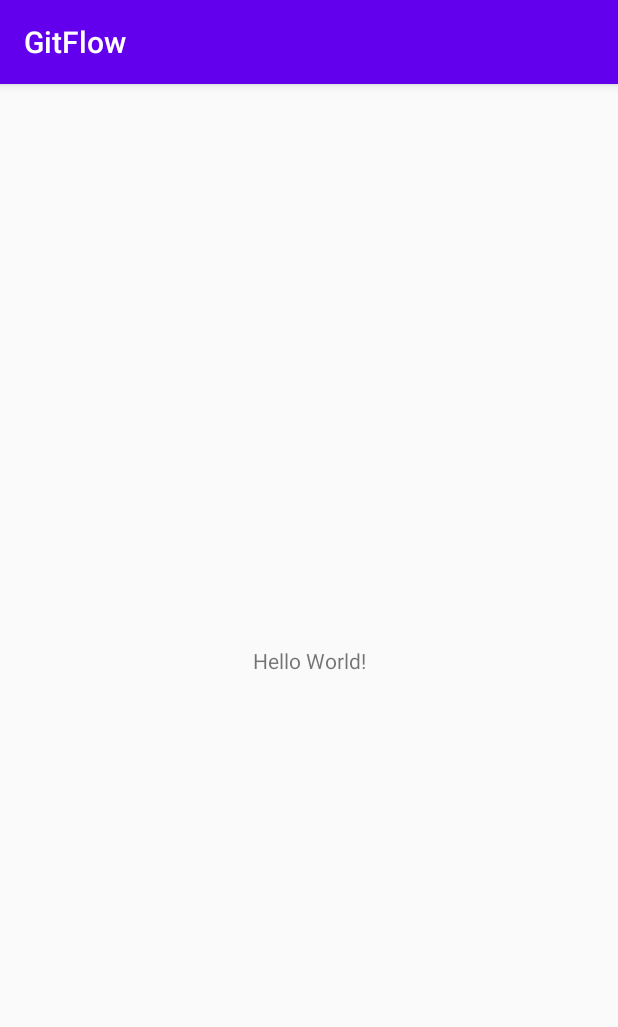
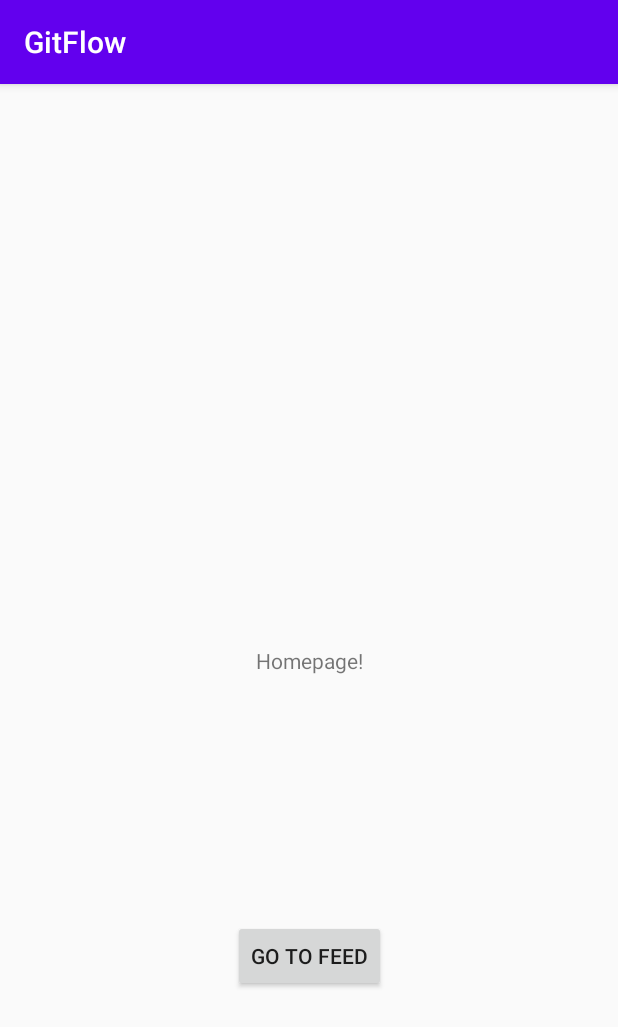
Before and after one commit to vishalecho/git-flow, an Android app: the screen it shows after launch (MainActivity), on a phone screen of 412 x 824 dp. Shown: the top 1027 px of the screen. Run offline under Robolectric (Android 15) with nearby library versions, the phone set to English and light mode, and no system bars.

Commit message:
home & feed feature release (#4)
* Feature/home (#2)

* Homepage created

* go to feed screen button added

* Feature/feed (#3)

* refactored home screen

* added feed screen

```diff
--- a/app/build.gradle
+++ b/app/build.gradle
@@ -30,6 +30,7 @@ dependencies {
     implementation 'androidx.core:core-ktx:1.3.0'
     implementation 'androidx.appcompat:appcompat:1.1.0'
     implementation 'androidx.constraintlayout:constraintlayout:1.1.3'
+    implementation 'androidx.legacy:legacy-support-v4:1.0.0'
     testImplementation 'junit:junit:4.12'
     androidTestImplementation 'androidx.test.ext:junit:1.1.1'
     androidTestImplementation 'androidx.test.espresso:espresso-core:3.2.0'
--- a/app/src/main/java/io/github/vishalecho/gitflow/MainActivity.kt
+++ b/app/src/main/java/io/github/vishalecho/gitflow/MainActivity.kt
@@ -1,11 +1,20 @@
 package io.github.vishalecho.gitflow
 
+import android.os.Bundle
 import androidx.appcompat.app.AppCompatActivity
-import android.os.Bundle
+import io.github.vishalecho.gitflow.feature.home.HomeFragment
+
 
 class MainActivity : AppCompatActivity() {
+
+    val homeFragment = HomeFragment.newInstance()
+
     override fun onCreate(savedInstanceState: Bundle?) {
         super.onCreate(savedInstanceState)
         setContentView(R.layout.activity_main)
+
+        supportFragmentManager.beginTransaction()
+            .replace(R.id.fragment_container, homeFragment)
+            .commitAllowingStateLoss()
     }
 }
--- /dev/null
+++ b/app/src/main/java/io/github/vishalecho/gitflow/feature/feed/FeedFragment.kt
@@ -0,0 +1,27 @@
+package io.github.vishalecho.gitflow.feature.feed
+
+import android.os.Bundle
+import androidx.fragment.app.Fragment
+import android.view.LayoutInflater
+import android.view.View
+import android.view.ViewGroup
+import io.github.vishalecho.gitflow.R
+
+class FeedFragment : Fragment() {
+
+    companion object {
+
+        fun newInstance(): FeedFragment {
+            return FeedFragment()
+        }
+    }
+
+    override fun onCreateView(
+        inflater: LayoutInflater, container: ViewGroup?,
+        savedInstanceState: Bundle?
+    ): View? {
+        // Inflate the layout for this fragment
+        return inflater.inflate(R.layout.fragment_feed, container, false)
+    }
+
+}
--- /dev/null
+++ b/app/src/main/java/io/github/vishalecho/gitflow/feature/home/HomeFragment.kt
@@ -0,0 +1,40 @@
+package io.github.vishalecho.gitflow.feature.home
+
+import android.os.Bundle
+import androidx.fragment.app.Fragment
+import android.view.LayoutInflater
+import android.view.View
+import android.view.ViewGroup
+import android.widget.Button
+import io.github.vishalecho.gitflow.R
+import io.github.vishalecho.gitflow.feature.feed.FeedFragment
+
+class HomeFragment : Fragment() {
+
+    lateinit var button: Button
+
+    private val feedFragment = FeedFragment.newInstance()
+
+    companion object {
+
+        fun newInstance(): HomeFragment {
+            return HomeFragment()
+        }
+    }
+
+    override fun onCreateView(
+        inflater: LayoutInflater, container: ViewGroup?,
+        savedInstanceState: Bundle?
+    ): View? {
+        // Inflate the layout for this fragment
+        var view = inflater.inflate(R.layout.fragment_home, container, false)
+        button = view.findViewById(R.id.button)
+        button.setOnClickListener {
+            activity?.supportFragmentManager?.beginTransaction()
+                ?.replace(R.id.fragment_container, feedFragment)
+                ?.commitAllowingStateLoss()
+        }
+        return view
+    }
+
+}
--- a/app/src/main/res/layout/activity_main.xml
+++ b/app/src/main/res/layout/activity_main.xml
@@ -6,13 +6,15 @@
     android:layout_height="match_parent"
     tools:context=".MainActivity">
 
-    <TextView
-        android:layout_width="wrap_content"
-        android:layout_height="wrap_content"
-        android:text="Hello World!"
-        app:layout_constraintBottom_toBottomOf="parent"
-        app:layout_constraintLeft_toLeftOf="parent"
-        app:layout_constraintRight_toRightOf="parent"
-        app:layout_constraintTop_toTopOf="parent" />
+    <FrameLayout
+        android:id="@+id/fragment_container"
+        android:layout_width="match_parent"
+        android:layout_height="0dp"
+        app:layout_constraintTop_toTopOf="parent"
+        app:layout_constraintEnd_toEndOf="parent"
+        app:layout_constraintStart_toStartOf="parent"
+        app:layout_constraintBottom_toBottomOf="parent">
+
+    </FrameLayout>
 
 </androidx.constraintlayout.widget.ConstraintLayout>
--- /dev/null
+++ b/app/src/main/res/layout/fragment_feed.xml
@@ -0,0 +1,20 @@
+<?xml version="1.0" encoding="utf-8"?>
+<androidx.constraintlayout.widget.ConstraintLayout xmlns:android="http://schemas.android.com/apk/res/android"
+    xmlns:tools="http://schemas.android.com/tools"
+    android:layout_width="match_parent"
+    android:layout_height="match_parent"
+    android:background="@android:color/holo_red_dark"
+    xmlns:app="http://schemas.android.com/apk/res-auto"
+    tools:context=".feature.feed.FeedFragment">
+
+    <TextView
+        android:layout_width="wrap_content"
+        android:layout_height="wrap_content"
+        android:textColor="@android:color/white"
+        android:text="@string/feed_fragment"
+        app:layout_constraintTop_toTopOf="parent"
+        app:layout_constraintBottom_toBottomOf="parent"
+        app:layout_constraintLeft_toLeftOf="parent"
+        app:layout_constraintRight_toRightOf="parent"/>
+
+</androidx.constraintlayout.widget.ConstraintLayout>
--- /dev/null
+++ b/app/src/main/res/layout/fragment_home.xml
@@ -0,0 +1,29 @@
+<?xml version="1.0" encoding="utf-8"?>
+<androidx.constraintlayout.widget.ConstraintLayout xmlns:android="http://schemas.android.com/apk/res/android"
+    xmlns:app="http://schemas.android.com/apk/res-auto"
+    xmlns:tools="http://schemas.android.com/tools"
+    android:layout_width="match_parent"
+    android:layout_height="match_parent"
+    tools:context=".feature.home.HomeFragment">
+
+    <TextView
+            android:id="@+id/textView"
+            android:layout_width="wrap_content"
+            android:layout_height="wrap_content"
+            android:text="Homepage!"
+            app:layout_constraintBottom_toBottomOf="parent"
+            app:layout_constraintLeft_toLeftOf="parent"
+            app:layout_constraintRight_toRightOf="parent"
+            app:layout_constraintTop_toTopOf="parent" />
+
+        <Button
+            android:id="@+id/button"
+            android:layout_width="wrap_content"
+            android:layout_height="wrap_content"
+            android:text="go to Feed"
+            app:layout_constraintBottom_toBottomOf="parent"
+            app:layout_constraintEnd_toEndOf="parent"
+            app:layout_constraintStart_toStartOf="parent"
+            app:layout_constraintTop_toBottomOf="@+id/textView" />
+
+</androidx.constraintlayout.widget.ConstraintLayout>
--- a/app/src/main/res/values/strings.xml
+++ b/app/src/main/res/values/strings.xml
@@ -1,3 +1,7 @@
 <resources>
     <string name="app_name">GitFlow</string>
+    <!-- TODO: Remove or change this placeholder text -->
+    <string name="feed_fragment">Feed</string>
+    <!-- TODO: Remove or change this placeholder text -->
+    <string name="hello_blank_fragment">Hello blank fragment</string>
 </resources>
```
